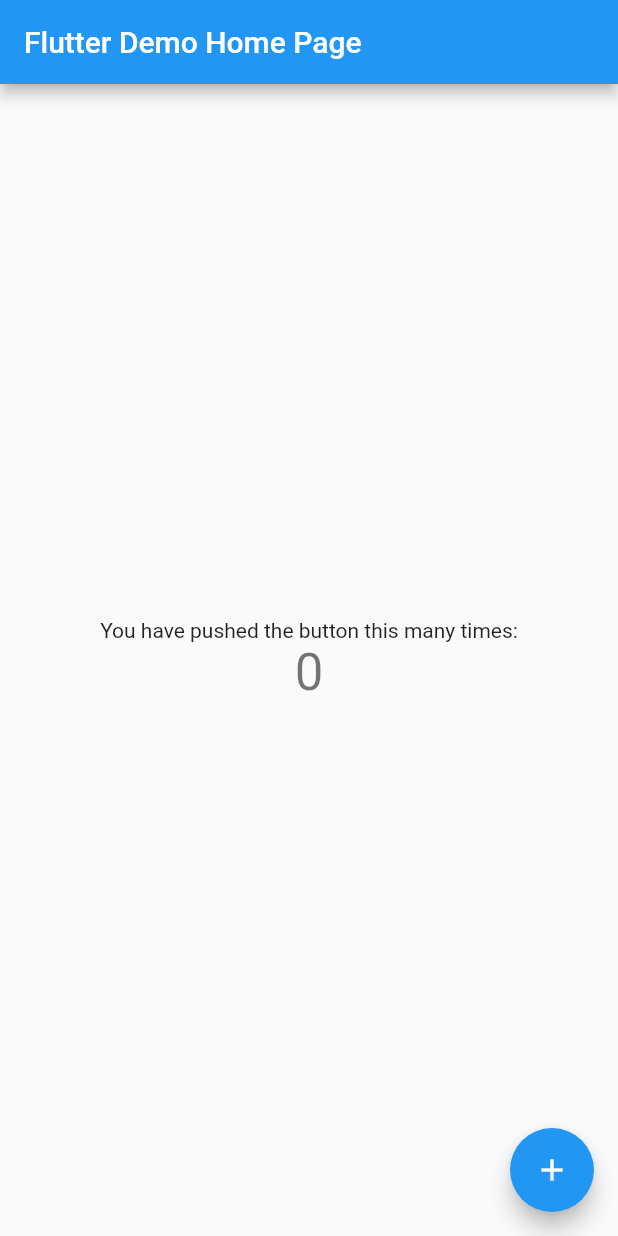
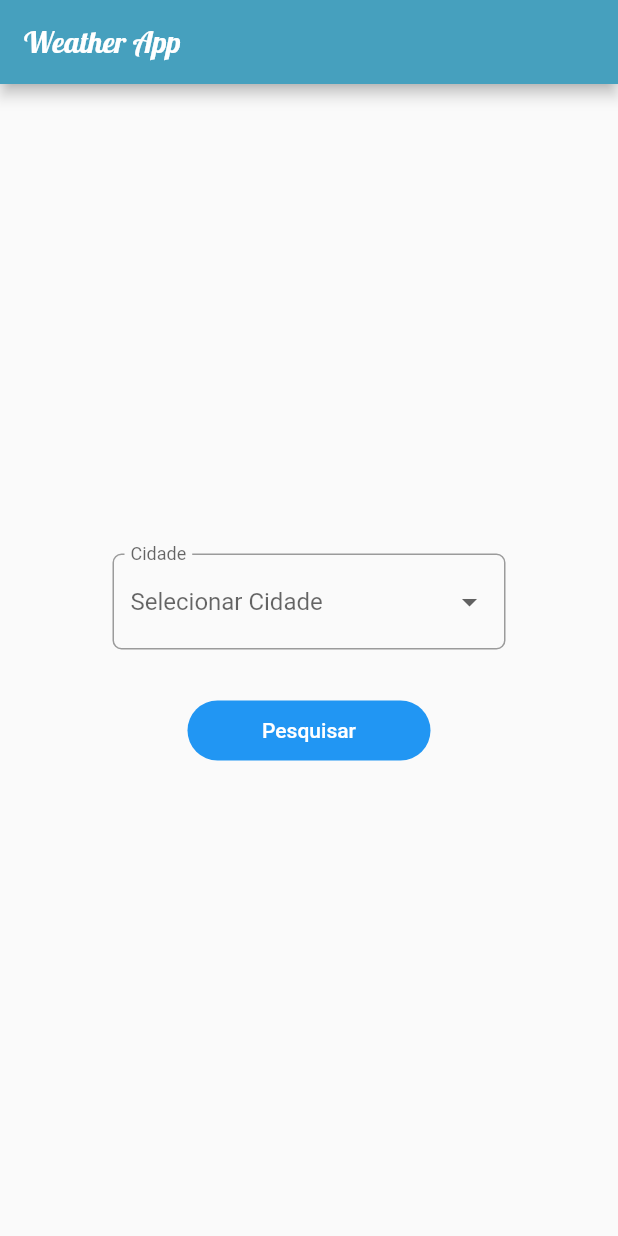
Before and after one commit to EricaPereira6/Glartek-Tecnical-Challenge, a Flutter app: the screen it shows after launch, on a phone screen of 412 x 824 dp. Run offline on Flutter 3.47's test engine with Material 2 defaults, Android fonts, the light colour scheme and no system bars; missing offline and left inert: flutter_cube, model_viewer_plus.

Commit message:
Second commit
First Page.
Call and model to API.
Second page with 3d object.
City List and navigation.

```diff
--- /dev/null
+++ b/lib/constants.dart
@@ -0,0 +1,44 @@
+
+import 'dart:ui';
+
+enum Citys {
+  coimbra,
+  faro,
+  leiria,
+  lisboa,
+  porto
+}
+
+class Constants {
+  static const String appTitle = "Weather App";
+
+  static const int lisboaID =  2267056;
+  static const int leiriaID =  2267094;
+  static const int coimbraID = 2740636;
+  static const int portoID =   2735941;
+  static const int faroID =    2268337;
+
+  static Map<Citys, int> cityID = {
+    Citys.coimbra: coimbraID,
+    Citys.faro:    faroID,
+    Citys.leiria:  leiriaID,
+    Citys.lisboa:  lisboaID,
+    Citys.porto:   portoID};
+
+  static Map<Citys, String> cityName = {
+    Citys.coimbra: "Coimbra",
+    Citys.faro:    "Faro",
+    Citys.leiria:  "Leiria",
+    Citys.lisboa:  "Lisboa",
+    Citys.porto:   "Porto"};
+
+  static const String apiKey = "7bb78224c14db81f46bc1d6f86a3e8c3";
+
+  static const Color bgColorAppBar = Color.fromRGBO(70, 160, 190, 1);
+  static const Color bgColorDay =    Color.fromRGBO(150, 240, 250, 0.85);
+  static const Color bgColorNight =  Color.fromRGBO(45, 55, 83, 1);
+
+  static String getWeather(int cityID, String apiKey){
+    return "http://api.openweathermap.org/data/2.5/forecast?id=$cityID&APPID=$apiKey";
+  }
+}
--- a/lib/main.dart
+++ b/lib/main.dart
@@ -1,4 +1,7 @@
 import 'package:flutter/material.dart';
+
+import 'constants.dart';
+import 'screens/main_page.dart';
 
 void main() {
   runApp(const MyApp());
@@ -10,106 +13,8 @@
   // This widget is the root of your application.
   @override
   Widget build(BuildContext context) {
-    return MaterialApp(
-      title: 'Flutter Demo',
-      theme: ThemeData(
-        // This is the theme of your application.
-        //
-        // Try running your application with "flutter run". You'll see the
-        // application has a blue toolbar. Then, without quitting the app, try
-        // changing the primarySwatch below to Colors.green and then invoke
-        // "hot reload" (press "r" in the console where you ran "flutter run",
-        // or simply save your changes to "hot reload" in a Flutter IDE).
-        // Notice that the counter didn't reset back to zero; the application
-        // is not restarted.
-        primarySwatch: Colors.blue,
-      ),
-      home: const MyHomePage(title: 'Flutter Demo Home Page'),
+    return const MaterialApp(
+      home: MainPage(title: Constants.appTitle),
     );
   }
 }
-
-class MyHomePage extends StatefulWidget {
-  const MyHomePage({Key? key, required this.title}) : super(key: key);
-
-  // This widget is the home page of your application. It is stateful, meaning
-  // that it has a State object (defined below) that contains fields that affect
-  // how it looks.
-
-  // This class is the configuration for the state. It holds the values (in this
-  // case the title) provided by the parent (in this case the App widget) and
-  // used by the build method of the State. Fields in a Widget subclass are
-  // always marked "final".
-
-  final String title;
-
-  @override
-  State<MyHomePage> createState() => _MyHomePageState();
-}
-
-class _MyHomePageState extends State<MyHomePage> {
-  int _counter = 0;
-
-  void _incrementCounter() {
-    setState(() {
-      // This call to setState tells the Flutter framework that something has
-      // changed in this State, which causes it to rerun the build method below
-      // so that the display can reflect the updated values. If we changed
-      // _counter without calling setState(), then the build method would not be
-      // called again, and so nothing would appear to happen.
-      _counter++;
-    });
-  }
-
-  @override
-  Widget build(BuildContext context) {
-    // This method is rerun every time setState is called, for instance as done
-    // by the _incrementCounter method above.
-    //
-    // The Flutter framework has been optimized to make rerunning build methods
-    // fast, so that you can just rebuild anything that needs updating rather
-    // than having to individually change instances of widgets.
-    return Scaffold(
-      appBar: AppBar(
-        // Here we take the value from the MyHomePage object that was created by
-        // the App.build method, and use it to set our appbar title.
-        title: Text(widget.title),
-      ),
-      body: Center(
-        // Center is a layout widget. It takes a single child and positions it
-        // in the middle of the parent.
-        child: Column(
-          // Column is also a layout widget. It takes a list of children and
-          // arranges them vertically. By default, it sizes itself to fit its
-          // children horizontally, and tries to be as tall as its parent.
-          //
-          // Invoke "debug painting" (press "p" in the console, choose the
-          // "Toggle Debug Paint" action from the Flutter Inspector in Android
-          // Studio, or the "Toggle Debug Paint" command in Visual Studio Code)
-          // to see the wireframe for each widget.
-          //
-          // Column has various properties to control how it sizes itself and
-          // how it positions its children. Here we use mainAxisAlignment to
-          // center the children vertically; the main axis here is the vertical
-          // axis because Columns are vertical (the cross axis would be
-          // horizontal).
-          mainAxisAlignment: MainAxisAlignment.center,
-          children: <Widget>[
-            const Text(
-              'You have pushed the button this many times:',
-            ),
-            Text(
-              '$_counter',
-              style: Theme.of(context).textTheme.headline4,
-            ),
-          ],
-        ),
-      ),
-      floatingActionButton: FloatingActionButton(
-        onPressed: _incrementCounter,
-        tooltip: 'Increment',
-        child: const Icon(Icons.add),
-      ), // This trailing comma makes auto-formatting nicer for build methods.
-    );
-  }
-}
--- /dev/null
+++ b/lib/models/city.dart
@@ -0,0 +1,56 @@
+import 'dart:convert';
+
+City cityFromJson(String str) => City.fromJson(json.decode(str));
+
+class City {
+
+  City({required this.list});
+
+  List<ListElement> list;
+
+  factory City.fromJson(Map<String, dynamic> json) => City(
+    list: List<ListElement>.from(json["list"].map((x) => ListElement.fromJson(x))),
+  );
+}
+
+class ListElement {
+
+  ListElement({required this.main, required this.weather, required this.dtTxt});
+
+  Main main;
+  Weather weather;
+  DateTime dtTxt;
+
+  factory ListElement.fromJson(Map<String, dynamic> json) => ListElement(
+    main: Main.fromJson(json["main"]),
+    weather: List<Weather>.from(json["weather"].map((x) => Weather.fromJson(x)))[0],
+    dtTxt: DateTime.parse(json["dt_txt"]),
+  );
+}
+
+class Main {
+
+  Main({required this.temp});
+
+  double temp;
+
+  factory Main.fromJson(Map<String, dynamic> json) => Main(
+    temp: json["temp"]?.toDouble(),
+  );
+
+  // String tempInCelsius() => (temp - 273.15).toStringAsFixed(1);
+  int tempInCelsius() => (temp - 273.15).round();
+}
+
+class Weather {
+
+  Weather({required this.main, required this.description});
+
+  String main;
+  String description;
+
+  factory Weather.fromJson(Map<String, dynamic> json) => Weather(
+    main: json["main"],
+    description: json["description"],
+  );
+}
--- /dev/null
+++ b/lib/screens/main_page.dart
@@ -0,0 +1,97 @@
+
+import 'package:flutter/foundation.dart';
+import 'package:flutter/material.dart';
+import 'package:glartek_tecnical_challenge/screens/visual_weather_page.dart';
+
+import '../constants.dart';
+
+class MainPage extends StatefulWidget {
+  const MainPage({Key? key, required this.title}) : super(key: key);
+
+  final String title;
+
+  @override
+  State<MainPage> createState() => _MainPageState();
+}
+
+class _MainPageState extends State<MainPage> {
+
+  String dropValue = '';
+
+  final List<String> dropOptions = [
+    Constants.cityName[Citys.coimbra]!,
+    Constants.cityName[Citys.faro]!,
+    Constants.cityName[Citys.leiria]!,
+    Constants.cityName[Citys.lisboa]!,
+    Constants.cityName[Citys.porto]!
+  ];
+
+  @override
+  Widget build(BuildContext context) {
+
+    return Scaffold(
+      appBar: AppBar(
+        title: Text(widget.title, style: const TextStyle(fontFamily: 'Lobster'),),
+        backgroundColor: Constants.bgColorAppBar,
+      ),
+      body:
+      Center(
+        child: Column(
+          mainAxisAlignment: MainAxisAlignment.center,
+          children: <Widget>[
+
+            SizedBox(
+                width: MediaQuery.of(context).size.width - 150,
+                child:
+                  DropdownButtonFormField<String>(
+                    isExpanded: true,
+                    hint: const Text('Selecionar Cidade'),
+                    decoration: InputDecoration(
+                      label: const Text('Cidade'),
+                      border: OutlineInputBorder(
+                      borderRadius: BorderRadius.circular(6)
+                      )),
+                    value: (dropValue.isEmpty) ? null : dropValue,
+                    onChanged: (selected) => setState(() => dropValue = selected! ),
+                    items: dropOptions.map((op) => DropdownMenuItem(
+                    value: op,
+                    child: Text(op)
+                  )).toList(),
+                  )),
+
+            const SizedBox(height: 30,),
+
+            ElevatedButton(
+              onPressed: () {
+                if (dropValue.isEmpty) {
+                    print("is empty, select a city");
+                }
+                else {
+                  Citys c = Constants.cityName.keys.firstWhere((v) =>
+                  Constants.cityName[v] == dropValue.toString());
+
+                  Navigator.push(context,
+                      MaterialPageRoute(builder:
+                          (context) => VisualWeatherPage(city: c)));
+                }
+              },
+              style: ButtonStyle(
+                minimumSize: MaterialStateProperty.all(Size(MediaQuery.of(context).size.width - 250, 40)),
+                elevation: MaterialStateProperty.all(0),
+                shape: MaterialStateProperty.all<RoundedRectangleBorder>(
+                  RoundedRectangleBorder(
+                    borderRadius: BorderRadius.circular(20.0),
+                  ),
+                ),
+              ),
+              child: const Text('Pesquisar'),
+            ),
+          ],
+        ),
+      ),
+
+      // This trailing comma makes auto-formatting nicer for build methods.
+
+    );
+  }
+}
```
Also changed, not shown: lib/screens/visual_weather_page.dart (added, +99 -0 lines), lib/services/service.dart (added, +17 -0 lines), pubspec.yaml (+13 -7 lines), fonts/Lobster-Regular.ttf (added), pubspec.lock.
